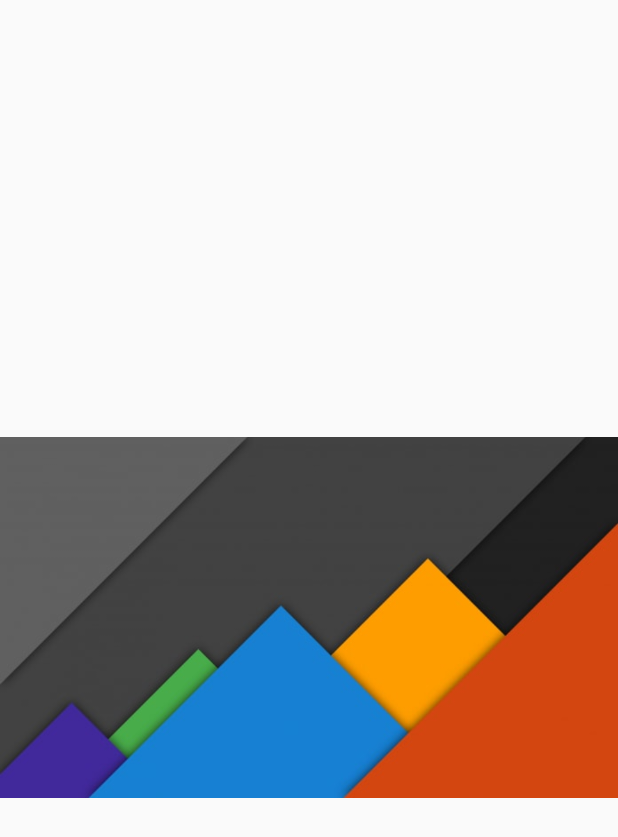
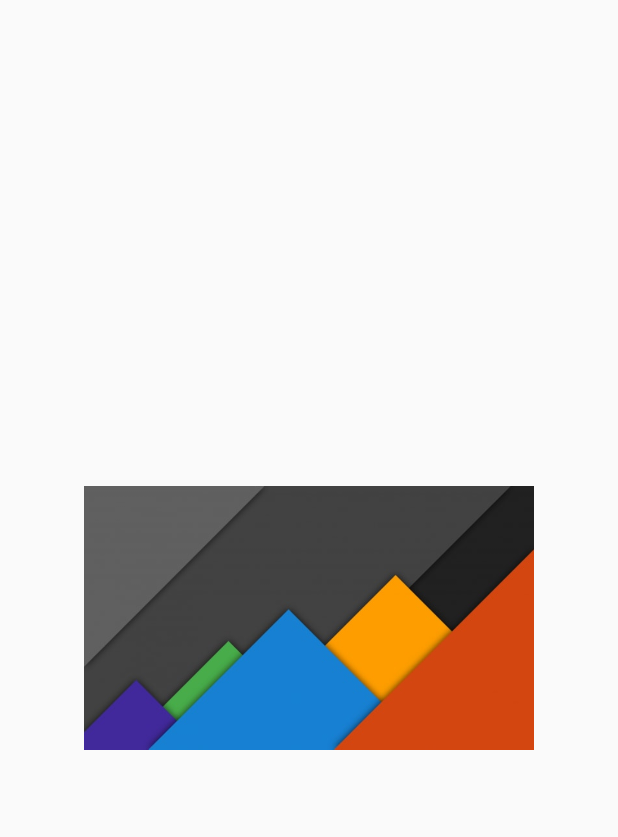
Before and after one commit to aeren108/degisim, an Android app: the layout activity_splash.xml on its own in the app's theme, with its tools: preview values and no code run, on a phone screen of 412 x 824 dp. Shown: the top 837 px of the screen. Run offline under Robolectric (Android 15) with nearby library versions, the phone set to English and light mode, and no system bars.

Commit message:
Optimized load time and fixed splash screen

```diff
--- a/src/main/java/dergi/degisim/RecyclerAdapter.java
+++ b/src/main/java/dergi/degisim/RecyclerAdapter.java
@@ -37,7 +37,7 @@ public class RecyclerAdapter extends RecyclerView.Adapter<RecyclerAdapter.NewsVi
 
     @Override
     public void onBindViewHolder(final NewsViewHolder newsViewHolder, final int position) {
-        Uri uri = news.get(position).getUri();
+        final Uri uri = news.get(position).getUri();
         newsViewHolder.title.setText(news.get(position).getTitle());
         Picasso.with(context).load(uri).
         resize(980, 660).
@@ -53,10 +53,6 @@ public class RecyclerAdapter extends RecyclerView.Adapter<RecyclerAdapter.NewsVi
 
     public void setNews(List<News> news) {
         this.news = news;
-    }
-
-    public void addNews(News n) {
-        news.add(n);
     }
 
     class NewsViewHolder extends RecyclerView.ViewHolder implements View.OnClickListener {
--- a/src/main/res/layout/activity_splash.xml
+++ b/src/main/res/layout/activity_splash.xml
@@ -1,5 +1,5 @@
 <?xml version="1.0" encoding="utf-8"?>
-<android.support.design.widget.CoordinatorLayout xmlns:android="http://schemas.android.com/apk/res/android"
+<RelativeLayout xmlns:android="http://schemas.android.com/apk/res/android"
     xmlns:tools="http://schemas.android.com/tools"
     android:layout_width="match_parent"
     android:layout_height="match_parent"
@@ -7,9 +7,9 @@
 
     <ImageView
         android:id="@+id/splash_img"
-        android:layout_width="wrap_content"
-        android:layout_height="wrap_content"
-        android:layout_gravity="center"
+        android:layout_width="300dp"
+        android:layout_height="300dp"
+        android:layout_centerInParent="true"
         android:src="@drawable/material_img"/>
 
-</android.support.design.widget.CoordinatorLayout>
+</RelativeLayout>
```
Also changed, not shown: src/main/java/dergi/degisim/fragment/HomeFragment.java (+6 -2 lines), src/main/java/dergi/degisim/news/NewsPaper.java (+0 -12 lines), src/main/java/dergi/degisim/splash/SplashScreen.java (+26 -15 lines), src/main/res/layout/activity_newspaper.xml (+0 -9 lines), src/main/java/dergi/degisim/MainActivity.java (line endings or trailing spaces).
